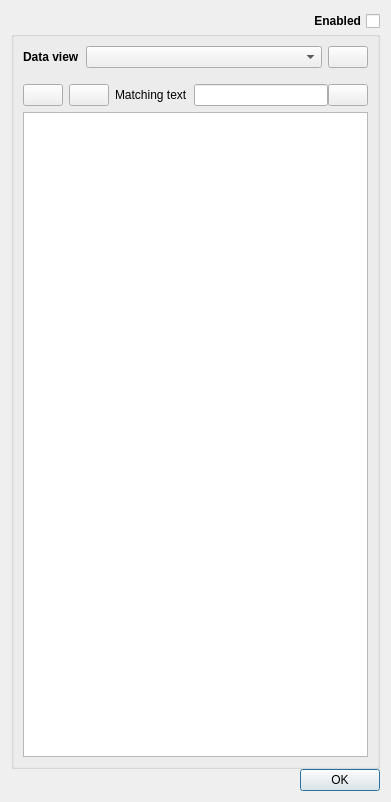
The window that libshvvisu/src/timeline/channelfilterdialog.ui (silicon-heaven/libshv) describes before a commit, drawn with Qt 5.
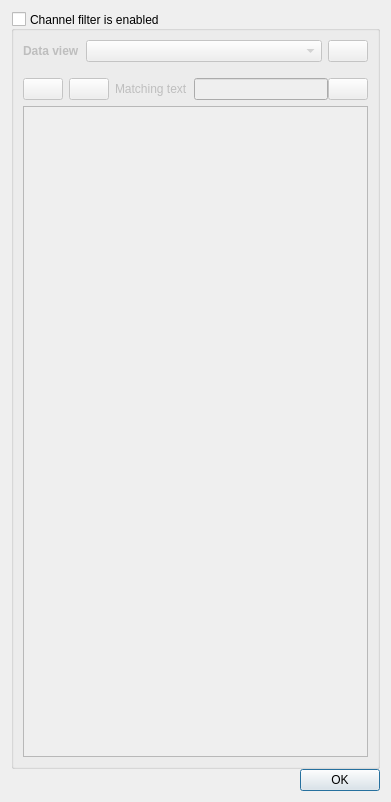
The same window after the commit. Icons and pictures are not drawn.

Commit message: added checkbox on fitler settings groupbox

Diff of the .ui file:
```diff
--- a/libshvvisu/src/timeline/channelfilterdialog.ui
+++ b/libshvvisu/src/timeline/channelfilterdialog.ui
@@ -18,24 +18,18 @@
     <number>0</number>
    </property>
    <item>
-    <widget class="QCheckBox" name="chbFileterEnabled">
-     <property name="font">
-      <font>
-       <bold>true</bold>
-      </font>
-     </property>
-     <property name="layoutDirection">
-      <enum>Qt::RightToLeft</enum>
-     </property>
-     <property name="text">
-      <string>Enabled</string>
-     </property>
-    </widget>
-   </item>
-   <item>
-    <widget class="QGroupBox" name="gbFilterSetings">
+    <widget class="QGroupBox" name="gbFilterSettings">
      <property name="title">
-      <string/>
+      <string>Channel filter is enabled</string>
+     </property>
+     <property name="alignment">
+      <set>Qt::AlignLeading|Qt::AlignLeft|Qt::AlignVCenter</set>
+     </property>
+     <property name="checkable">
+      <bool>true</bool>
+     </property>
+     <property name="checked">
+      <bool>false</bool>
      </property>
      <layout class="QVBoxLayout" name="verticalLayout">
       <property name="topMargin">
```
The commit also changes 3 other files.
